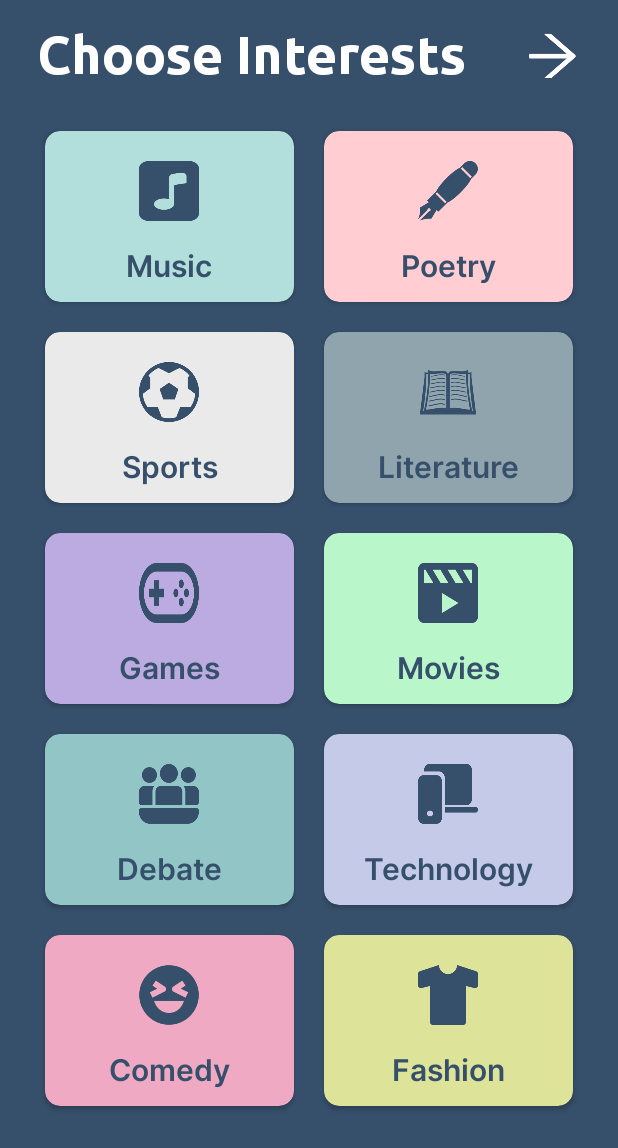
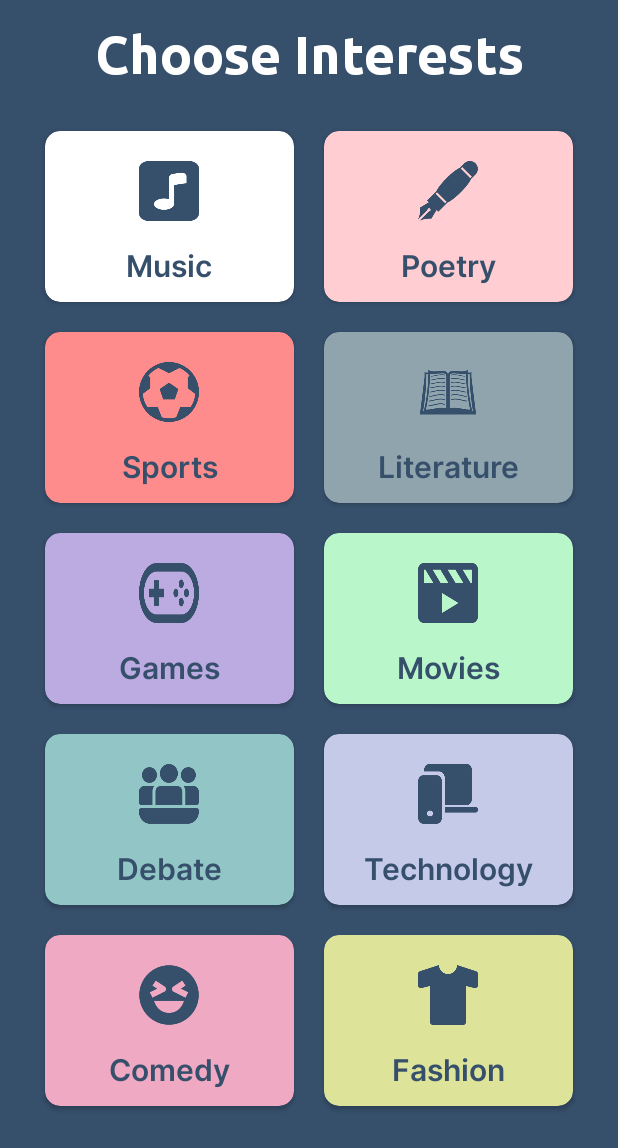
Before and after one commit to Vaibhav5702/Milan, an Android app: the InterestActivity screen opened directly, with no data from a screen before it, after a tap on "Music", on a phone screen of 412 x 824 dp. Shown: the top 1148 px of the screen. Run offline under Robolectric (Android 15) with nearby library versions, the phone set to English and light mode, and no system bars; our stand-ins replace Firebase (no records; nobody signed in at launch, a user with empty details on screens opened directly).

Commit message:
Interests Choosing Done

```diff
--- a/app/src/main/java/com/example/milan/LoginRegister/Interest.java
+++ b/app/src/main/java/com/example/milan/LoginRegister/Interest.java
@@ -1,12 +1,23 @@
 package com.example.milan.LoginRegister;
+
+import android.graphics.Color;
 
 public class Interest {
     String interest;
+    int color;
 
-    public Interest(String interest) {
+    public Interest(String interest, int color) {
         this.interest = interest;
+        this.color = color;
     }
 
+    public int getColor() {
+        return color;
+    }
+
+    public void setColor(int color) {
+        this.color = color;
+    }
 
     public String getInterest() {
         return interest;
--- a/app/src/main/java/com/example/milan/LoginRegister/InterestActivity.java
+++ b/app/src/main/java/com/example/milan/LoginRegister/InterestActivity.java
@@ -1,14 +1,27 @@
 package com.example.milan.LoginRegister;
+
 
 import androidx.appcompat.app.AppCompatActivity;
 import androidx.recyclerview.widget.GridLayoutManager;
 import androidx.recyclerview.widget.RecyclerView;
 
+import android.content.Intent;
+import android.graphics.Color;
 import android.os.Bundle;
 
+import android.view.View;
+import android.widget.ImageView;
+
+import com.example.milan.ChooseActivity;
 import com.example.milan.R;
 
+import com.google.firebase.auth.FirebaseAuth;
+
+import com.google.firebase.firestore.FirebaseFirestore;
+
 import java.util.ArrayList;
+import java.util.HashMap;
+import java.util.Objects;
 
 public class InterestActivity extends AppCompatActivity implements InterestAdapter.ItemClick {
 
@@ -16,35 +29,67 @@ public class InterestActivity extends AppCompatActivity implements InterestAdapt
     RecyclerView.Adapter adapter;
     RecyclerView.LayoutManager layoutManager;
     ArrayList<Interest> interestArrayList;
+    ImageView proceed_btn;
+    public int  i=0;
+    ArrayList<String> interestList;
+
     @Override
     protected void onCreate(Bundle savedInstanceState) {
         super.onCreate(savedInstanceState);
         setContentView(R.layout.activity_interest);
+        proceed_btn=findViewById(R.id.proceed_btn);
         recyclerView=findViewById(R.id.interest_rv);
+        interestList=new ArrayList();
         createList();
         layoutManager=new GridLayoutManager(this,2,RecyclerView.VERTICAL,false);
         adapter=new InterestAdapter(this,interestArrayList);
         recyclerView.setHasFixedSize(true);
         recyclerView.setAdapter(adapter);
         recyclerView.setLayoutManager(layoutManager);
+
+        proceed_btn.setOnClickListener(v -> {
+            String userId= Objects.requireNonNull(FirebaseAuth.getInstance().getCurrentUser()).getUid();
+
+            FirebaseFirestore.getInstance().collection("Users").document(userId)
+                    .update("interests",interestList).addOnCompleteListener(task -> {
+                        if(task.isSuccessful()){
+                            Intent intent=new Intent(InterestActivity.this, ChooseActivity.class);
+                            intent.setFlags(Intent.FLAG_ACTIVITY_CLEAR_TASK | Intent.FLAG_ACTIVITY_NEW_TASK);
+                            startActivity(intent);
+                        }
+                    });
+
+        });
     }
     public void createList()
     {
         interestArrayList=new ArrayList<>();
-        interestArrayList.add(new Interest("music"));
-        interestArrayList.add(new Interest("poetry"));
-        interestArrayList.add(new Interest("sports"));
-        interestArrayList.add(new Interest("literature"));
-        interestArrayList.add(new Interest("games"));
-        interestArrayList.add(new Interest("movies"));
-        interestArrayList.add(new Interest("debate"));
-        interestArrayList.add(new Interest("technology"));
-        interestArrayList.add(new Interest("comedy"));
-        interestArrayList.add(new Interest("fashion"));
+        interestArrayList.add(new Interest("music", Color.parseColor("#B2DFDB")));
+        interestArrayList.add(new Interest("poetry",Color.parseColor("#FFCDD2")));
+        interestArrayList.add(new Interest("sports",Color.parseColor("#FF8C8C")));
+        interestArrayList.add(new Interest("literature",Color.parseColor("#90A4AE")));
+        interestArrayList.add(new Interest("games",Color.parseColor("#BCABE1")));
+        interestArrayList.add(new Interest("movies",Color.parseColor("#B9F6CA")));
+        interestArrayList.add(new Interest("debate",Color.parseColor("#92C6C6")));
+        interestArrayList.add(new Interest("technology",Color.parseColor("#C5CAE9")));
+        interestArrayList.add(new Interest("comedy",Color.parseColor("#F0A9C2")));
+        interestArrayList.add(new Interest("fashion",Color.parseColor("#DDE398")));
     }
 
     @Override
-    public void onItemClick(int i) {
-
+    public void onItemClick(int pos, boolean onTap) {
+        if(i>=2){
+            proceed_btn.setVisibility(View.VISIBLE);
+        }
+        else
+            proceed_btn.setVisibility(View.GONE);
+        if(onTap){
+            i++;
+            interestList.add(interestArrayList.get(pos).getInterest());
+        }
+        else {
+            i--;
+            interestList.remove(interestArrayList.get(pos).getInterest());
+        }
     }
 }
--- a/app/src/main/java/com/example/milan/LoginRegister/InterestAdapter.java
+++ b/app/src/main/java/com/example/milan/LoginRegister/InterestAdapter.java
@@ -1,17 +1,22 @@
 package com.example.milan.LoginRegister;
 
+import android.annotation.SuppressLint;
 import android.content.Context;
+
 import android.graphics.Color;
 import android.view.LayoutInflater;
 import android.view.View;
 import android.view.ViewGroup;
 import android.widget.ImageView;
+
 import android.widget.TextView;
 
 import androidx.cardview.widget.CardView;
 import androidx.recyclerview.widget.RecyclerView;
 
 import com.example.milan.R;
+
+import org.jetbrains.annotations.NotNull;
 
 import java.util.List;
 
@@ -20,7 +25,7 @@ public class InterestAdapter extends RecyclerView.Adapter<InterestAdapter.ViewHo
     List<Interest> list;
 
     public interface ItemClick {
-        void onItemClick(int i);
+        void onItemClick(int i, boolean itemTap);
     }
 
     public InterestAdapter(Context context, List<Interest> list) {
@@ -32,71 +37,87 @@ public class InterestAdapter extends RecyclerView.Adapter<InterestAdapter.ViewHo
         ImageView interest_icon;
         TextView interest_text;
         CardView interest_card;
+        boolean onTap = false;
 
         public ViewHolder(View itemView) {
             super(itemView);
-            this.interest_icon=itemView.findViewById(R.id.interest_icon);
-            this.interest_card=itemView.findViewById(R.id.interest_card);
-            this.interest_text=itemView.findViewById(R.id.interest_text);
-            itemView.setOnClickListener(v -> InterestAdapter.this.activity.onItemClick(InterestAdapter.this.list.indexOf((Interest) v.getTag())));
+            this.interest_icon = itemView.findViewById(R.id.interest_icon);
+            this.interest_card = itemView.findViewById(R.id.interest_card);
+            this.interest_text = itemView.findViewById(R.id.interest_text);
+
+            itemView.setOnClickListener(v -> {
+                if(!onTap){
+                    interest_card.getBackground().setTint(Color.parseColor("#ffffff"));
+                    onTap=true;
+                }
+                else{
+                    onTap=false;
+                    interest_card.getBackground().setTint(list.get(InterestAdapter.this.list.indexOf((Interest) v.getTag())).getColor());
+                }
+                InterestAdapter.this.activity.onItemClick(InterestAdapter.this.list.indexOf((Interest) v.getTag()),
+                        onTap);
+            });
         }
     }
 
-    public ViewHolder onCreateViewHolder(ViewGroup parent, int viewType) {
+    public @NotNull ViewHolder onCreateViewHolder(ViewGroup parent, int viewType) {
         return new ViewHolder(LayoutInflater.from(parent.getContext()).inflate(R.layout.interest_layout, parent, false));
     }
 
+    @SuppressLint("SetTextI18n")
     public void onBindViewHolder(ViewHolder holder, int position) {
         holder.itemView.setTag(this.list.get(position));
-        if(this.list.get(position).getInterest().equals("music")) {
+        switch (this.list.get(position).getInterest()) {
+            case "music":
                 holder.interest_text.setText("Music");
                 holder.interest_icon.setImageResource(R.drawable.music_interest);
-            holder.interest_card.getBackground().setTint(Color.parseColor("#B2DFDB"));
-        }
-        else if(this.list.get(position).getInterest().equals("poetry")) {
+                holder.interest_card.getBackground().setTint(list.get(position).getColor());
+                break;
+            case "poetry":
                 holder.interest_text.setText("Poetry");
                 holder.interest_icon.setImageResource(R.drawable.poetry_interest);
-            holder.interest_card.getBackground().setTint(Color.parseColor("#FFCDD2"));
-        }
-        else if(this.list.get(position).getInterest().equals("sports")) {
+                holder.interest_card.getBackground().setTint(list.get(position).getColor());
+                break;
+            case "sports":
                 holder.interest_text.setText("Sports");
                 holder.interest_icon.setImageResource(R.drawable.sports_interest);
-            holder.interest_card.getBackground().setTint(Color.parseColor("#EAEAEA"));
-        }
-        else if(this.list.get(position).getInterest().equals("literature")) {
+                holder.interest_card.getBackground().setTint(list.get(position).getColor());
+                break;
+            case "literature":
                 holder.interest_text.setText("Literature");
                 holder.interest_icon.setImageResource(R.drawable.literature_interest);
-            holder.interest_card.getBackground().setTint(Color.parseColor("#90A4AE"));
-        }
-        else if(this.list.get(position).getInterest().equals("games")) {
+                holder.interest_card.getBackground().setTint(list.get(position).getColor());
+                break;
+            case "games":
                 holder.interest_text.setText("Games");
                 holder.interest_icon.setImageResource(R.drawable.game_interest);
-            holder.interest_card.getBackground().setTint(Color.parseColor("#BCABE1"));
-        }
-        else if(this.list.get(position).getInterest().equals("movies")) {
+                holder.interest_card.getBackground().setTint(list.get(position).getColor());
+                break;
+            case "movies":
                 holder.interest_text.setText("Movies");
                 holder.interest_icon.setImageResource(R.drawable.movies_interest);
-            holder.interest_card.getBackground().setTint(Color.parseColor("#B9F6CA"));
-        }
-        else if(this.list.get(position).getInterest().equals("debate")) {
+                holder.interest_card.getBackground().setTint(list.get(position).getColor());
+                break;
+            case "debate":
                 holder.interest_text.setText("Debate");
                 holder.interest_icon.setImageResource(R.drawable.debate_interest);
-            holder.interest_card.getBackground().setTint(Color.parseColor("#92C6C6"));
-        }
-        else if(this.list.get(position).getInterest().equals("technology")) {
+                holder.interest_card.getBackground().setTint(list.get(position).getColor());
+                break;
+            case "technology":
                 holder.interest_text.setText("Technology");
                 holder.interest_icon.setImageResource(R.drawable.tech_interest);
-            holder.interest_card.getBackground().setTint(Color.parseColor("#C5CAE9"));
-        }
-        else if(this.list.get(position).getInterest().equals("comedy")) {
+                holder.interest_card.getBackground().setTint(list.get(position).getColor());
+                break;
+            case "comedy":
                 holder.interest_text.setText("Comedy");
                 holder.interest_icon.setImageResource(R.drawable.comedy_interest);
-            holder.interest_card.getBackground().setTint(Color.parseColor("#F0A9C2"));
-        }
-        else if(this.list.get(position).getInterest().equals("fashion")) {
+                holder.interest_card.getBackground().setTint(list.get(position).getColor());
+                break;
+            case "fashion":
                 holder.interest_text.setText("Fashion");
                 holder.interest_icon.setImageResource(R.drawable.fashion_interest);
-            holder.interest_card.getBackground().setTint(Color.parseColor("#DDE398"));
+                holder.interest_card.getBackground().setTint(list.get(position).getColor());
+                break;
         }
     }
 
--- a/app/src/main/java/com/example/milan/LoginRegister/MainActivity.java
+++ b/app/src/main/java/com/example/milan/LoginRegister/MainActivity.java
@@ -4,9 +4,12 @@ import androidx.appcompat.app.AppCompatActivity;
 
 import android.content.Intent;
 import android.os.Bundle;
-import android.util.Log;
 
+
+import com.example.milan.ChooseActivity;
 import com.example.milan.R;
+import com.google.firebase.auth.FirebaseAuth;
+import com.google.firebase.auth.FirebaseUser;
 
 public class MainActivity extends AppCompatActivity {
 
@@ -14,7 +17,24 @@ public class MainActivity extends AppCompatActivity {
     protected void onCreate(Bundle savedInstanceState) {
         super.onCreate(savedInstanceState);
         setContentView(R.layout.activity_main);
-        Intent intent= new Intent(MainActivity.this, LoginActivity.class);
-        startActivity(intent);
+        changeActivity();
+    }
+
+    public void changeActivity(){
+        FirebaseUser user= FirebaseAuth.getInstance().getCurrentUser();
+        if(user==null){
+            Intent intent= new Intent(MainActivity.this, LoginActivity.class);
+            startActivity(intent);
+        }
+        else{
+            if(!user.isEmailVerified()){
+                Intent intent= new Intent(MainActivity.this, VerificationActivity.class);
+                startActivity(intent);
+            }
+            else{
+                Intent intent= new Intent(MainActivity.this, ChooseActivity.class);
+                startActivity(intent);
+            }
+        }
     }
 }
--- a/app/src/main/java/com/example/milan/LoginRegister/VerificationActivity.java
+++ b/app/src/main/java/com/example/milan/LoginRegister/VerificationActivity.java
@@ -18,6 +18,7 @@ import com.google.firebase.firestore.FirebaseFirestore;
 
 import org.jetbrains.annotations.NotNull;
 
+import java.util.ArrayList;
 import java.util.HashMap;
 import java.util.Map;
 
@@ -50,7 +51,8 @@ public class VerificationActivity extends AppCompatActivity {
                 boolean verified=user.isEmailVerified();
 
                 if(verified){
-            HashMap<String,String> map=new HashMap();
+            HashMap<String,Object> map=new HashMap();
+            map.put("interests",new ArrayList<>());
             map.put("name",getIntent().getStringExtra("name"));
             firestore.collection("Users").document(user.getUid()).set(map);
                     Intent intent=new Intent(VerificationActivity.this, InterestActivity.class);
--- a/app/src/main/res/layout/activity_interest.xml
+++ b/app/src/main/res/layout/activity_interest.xml
@@ -21,12 +21,14 @@
             android:layout_marginTop="15dp"
             android:layout_weight="5"/>
         <ImageView
+            android:id="@+id/proceed_btn"
             android:layout_width="0dp"
             android:layout_height="30dp"
             android:src="@drawable/forward_arrow"
             android:layout_weight="1"
             android:layout_marginTop="22dp"
             android:layout_marginEnd="10dp"
+            android:visibility="gone"
             />
     </LinearLayout>
 
--- a/app/src/main/res/layout/interest_layout.xml
+++ b/app/src/main/res/layout/interest_layout.xml
@@ -3,7 +3,9 @@
     xmlns:tools="http://schemas.android.com/tools"
     android:layout_width="match_parent"
     android:layout_height="wrap_content"
+    android:background="#364f6b"
     xmlns:app="http://schemas.android.com/apk/res-auto">
+
     <androidx.cardview.widget.CardView
         android:id="@+id/interest_card"
         android:layout_width="match_parent"
@@ -19,6 +21,7 @@
             android:layout_height="match_parent"
             android:orientation="vertical"
             android:padding="10dp">
+
             <ImageView
                 android:id="@+id/interest_icon"
                 android:layout_width="40dp"
@@ -32,7 +35,7 @@
                 android:id="@+id/interest_text"
                 android:layout_width="match_parent"
                 android:layout_height="wrap_content"
-                android:text="Music"
+                android:text="@string/music"
                 android:gravity="center_horizontal"
                 android:fontFamily="@font/inter_semi_bold"
                 android:layout_marginTop="15dp"
--- a/app/src/main/res/values/strings.xml
+++ b/app/src/main/res/values/strings.xml
@@ -17,4 +17,5 @@
         Please verify to proceed.
     </string>
     <string name="proceed">Proceed!</string>
+    <string name="music">Music</string>
 </resources>
```
Lines whose indentation alone changed are shown as unchanged.
